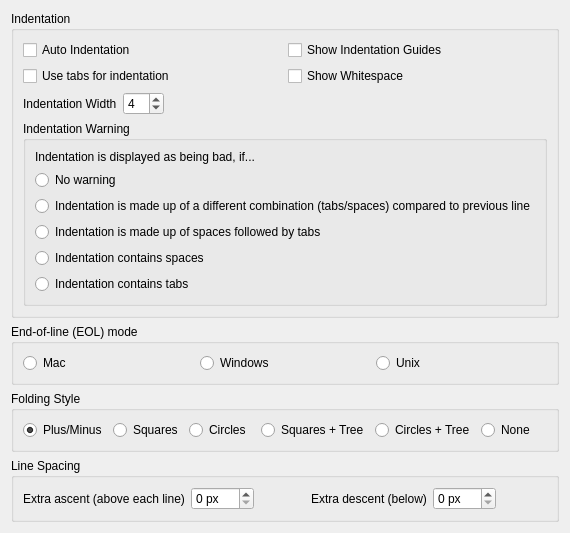
The window that Qitom/ui/widgetPropEditorGeneral.ui (itom-project/itom) describes before a commit, drawn with Qt 5.
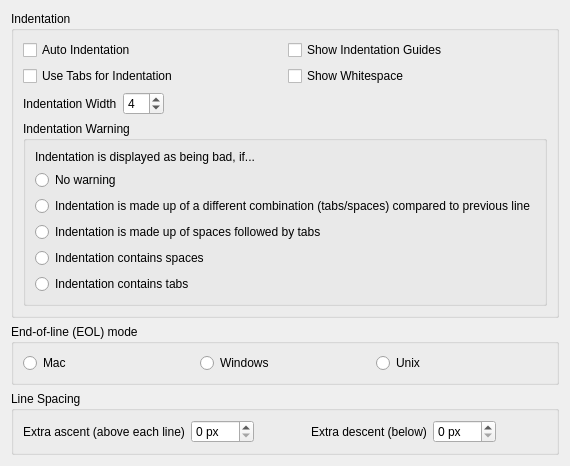
The same window after the commit.

Commit message: codeEditor: improved goto definition function, improved show occurrences...

```diff
--- a/Qitom/ui/widgetPropEditorGeneral.ui
+++ b/Qitom/ui/widgetPropEditorGeneral.ui
@@ -7,7 +7,7 @@
     <x>0</x>
     <y>0</y>
     <width>537</width>
-    <height>488</height>
+    <height>429</height>
    </rect>
   </property>
   <property name="windowTitle">
@@ -41,7 +41,7 @@
           <item row="1" column="0">
            <widget class="QCheckBox" name="checkIndentUseTabs">
             <property name="text">
-             <string>Use tabs for indentation</string>
+             <string>Use Tabs for Indentation</string>
             </property>
            </widget>
           </item>
@@ -179,69 +179,6 @@
        </layout>
       </widget>
      </item>
-     <item>
-      <widget class="QGroupBox" name="groupFolding">
-       <property name="minimumSize">
-        <size>
-         <width>0</width>
-         <height>0</height>
-        </size>
-       </property>
-       <property name="title">
-        <string>Folding Style</string>
-       </property>
-       <layout class="QHBoxLayout" name="horizontalLayout_6">
-        <item>
-         <widget class="QRadioButton" name="radioFoldingPM">
-          <property name="text">
-           <string>Plus/Minus</string>
-          </property>
-          <property name="checked">
-           <bool>true</bool>
-          </property>
-         </widget>
-        </item>
-        <item>
-         <widget class="QRadioButton" name="radioFoldingSquares">
-          <property name="text">
-           <string>Squares</string>
-          </property>
-         </widget>
-        </item>
-        <item>
-         <widget class="QRadioButton" name="radioFoldingCircles">
-          <property name="text">
-           <string>Circles</string>
-          </property>
-         </widget>
-        </item>
-        <item>
-         <widget class="QRadioButton" name="radioFoldingSquaresTree">
-          <property name="text">
-           <string>Squares + Tree</string>
-          </property>
-          <property name="checked">
-           <bool>false</bool>
-          </property>
-         </widget>
-        </item>
-        <item>
-         <widget class="QRadioButton" name="radioFoldingCirclesTree">
-          <property name="text">
-           <string>Circles + Tree</string>
-          </property>
-         </widget>
-        </item>
-        <item>
-         <widget class="QRadioButton" name="radioFoldingNone">
-          <property name="text">
-           <string>None</string>
-          </property>
-         </widget>
-        </item>
-       </layout>
-      </widget>
-     </item>
      <item>
       <widget class="QGroupBox" name="groupExtends">
        <property name="minimumSize">
```
The commit also changes 13 other files.
